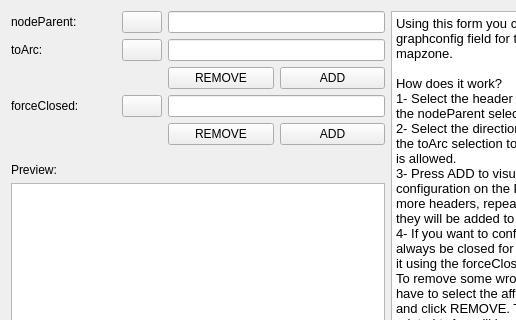
First picture: the form in core/ui/toolbars/utilities/mapzone_config.ui, repository Giswater/giswater_qgis_plugin, before the edit; both pictures show x 0 to 516 and y 0 to 320 of the 658 by 492 pixel window.
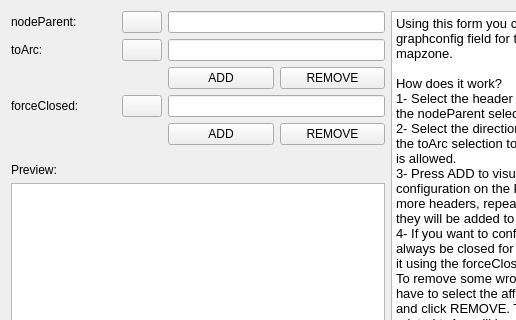
Second picture: the form after the edit.

Commit message: Minor change to mapzone config ui

Patch:
```diff
--- a/core/ui/toolbars/utilities/mapzone_config.ui
+++ b/core/ui/toolbars/utilities/mapzone_config.ui
@@ -115,13 +115,6 @@
        </property>
       </widget>
      </item>
-     <item row="2" column="3">
-      <widget class="QPushButton" name="btn_add_nodeParent">
-       <property name="text">
-        <string>ADD</string>
-       </property>
-      </widget>
-     </item>
      <item row="3" column="1">
       <widget class="QPushButton" name="btn_snapping_forceClosed">
        <property name="sizePolicy">
@@ -135,27 +128,34 @@
        </property>
       </widget>
      </item>
-     <item row="4" column="3">
-      <widget class="QPushButton" name="btn_add_forceClosed">
-       <property name="text">
-        <string>ADD</string>
-       </property>
-      </widget>
-     </item>
-     <item row="2" column="2">
+     <item row="2" column="3">
       <widget class="QPushButton" name="btn_remove_nodeParent">
        <property name="text">
         <string>REMOVE</string>
        </property>
       </widget>
      </item>
-     <item row="4" column="2">
+     <item row="2" column="2">
+      <widget class="QPushButton" name="btn_add_nodeParent">
+       <property name="text">
+        <string>ADD</string>
+       </property>
+      </widget>
+     </item>
+     <item row="4" column="3">
       <widget class="QPushButton" name="btn_remove_forceClosed">
        <property name="text">
         <string>REMOVE</string>
        </property>
       </widget>
      </item>
+     <item row="4" column="2">
+      <widget class="QPushButton" name="btn_add_forceClosed">
+       <property name="text">
+        <string>ADD</string>
+       </property>
+      </widget>
+     </item>
     </layout>
    </item>
    <item row="3" column="0" colspan="3">
```
Left out of the diff: 22 changed lines with no effect on the pictures.
